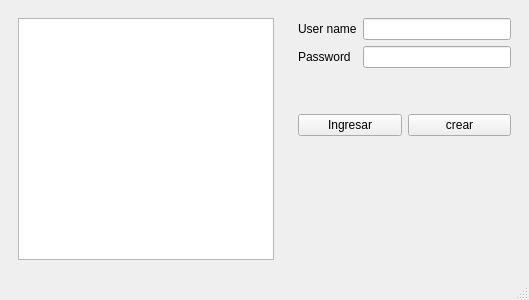
First picture: the form in Monster_Truck_PF/mainwindow.ui, repository sebastianzuluagac/Proyecto_final., before the edit.
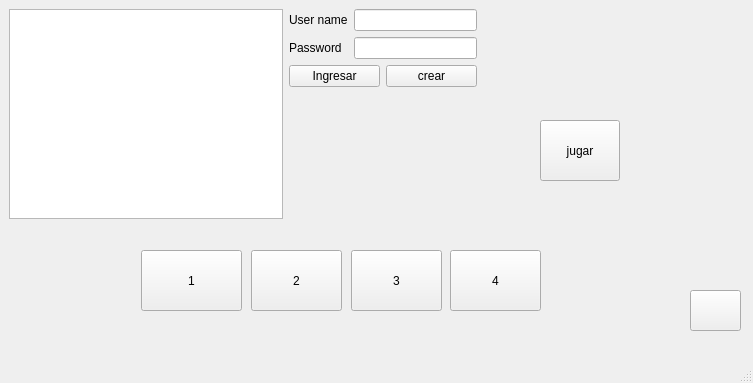
Second picture: the form after the edit. Icons and pictures are not drawn.

Commit message: Se organiza y se crean interfaces y se pone todo lo del escenario en terminos de la clase nivel

```diff
--- a/Monster_Truck_PF/mainwindow.ui
+++ b/Monster_Truck_PF/mainwindow.ui
@@ -6,26 +6,44 @@
    <rect>
     <x>0</x>
     <y>0</y>
-    <width>529</width>
-    <height>300</height>
+    <width>753</width>
+    <height>383</height>
    </rect>
   </property>
   <property name="windowTitle">
    <string>MainWindow</string>
   </property>
+  <property name="autoFillBackground">
+   <bool>false</bool>
+  </property>
+  <property name="dockOptions">
+   <set>QMainWindow::AllowNestedDocks|QMainWindow::AllowTabbedDocks|QMainWindow::AnimatedDocks</set>
+  </property>
   <widget class="QWidget" name="centralwidget">
-   <layout class="QGridLayout" name="gridLayout_2">
-    <item row="0" column="0">
      <widget class="QWidget" name="widget_2" native="true">
+    <property name="geometry">
+     <rect>
+      <x>9</x>
+      <y>9</y>
+      <width>274</width>
+      <height>210</height>
+     </rect>
+    </property>
       <layout class="QGridLayout" name="gridLayout_3">
        <item row="0" column="0">
         <widget class="QGraphicsView" name="escena"/>
        </item>
       </layout>
      </widget>
-    </item>
-    <item row="0" column="1">
-     <widget class="QWidget" name="widget" native="true">
+   <widget class="QWidget" name="inicio" native="true">
+    <property name="geometry">
+     <rect>
+      <x>289</x>
+      <y>9</y>
+      <width>188</width>
+      <height>120</height>
+     </rect>
+    </property>
       <layout class="QGridLayout" name="gridLayout">
        <item row="1" column="0">
         <widget class="QLabel" name="respuesta">
@@ -82,8 +100,114 @@
        </item>
       </layout>
      </widget>
-    </item>
-   </layout>
+   <widget class="QWidget" name="niveles" native="true">
+    <property name="geometry">
+     <rect>
+      <x>120</x>
+      <y>240</y>
+      <width>441</width>
+      <height>80</height>
+     </rect>
+    </property>
+    <widget class="QPushButton" name="nivel4">
+     <property name="geometry">
+      <rect>
+       <x>330</x>
+       <y>10</y>
+       <width>91</width>
+       <height>61</height>
+      </rect>
+     </property>
+     <property name="text">
+      <string>4</string>
+     </property>
+    </widget>
+    <widget class="QPushButton" name="nivel1">
+     <property name="geometry">
+      <rect>
+       <x>21</x>
+       <y>10</y>
+       <width>101</width>
+       <height>61</height>
+      </rect>
+     </property>
+     <property name="text">
+      <string>1</string>
+     </property>
+    </widget>
+    <widget class="QPushButton" name="nivel2">
+     <property name="geometry">
+      <rect>
+       <x>131</x>
+       <y>10</y>
+       <width>91</width>
+       <height>61</height>
+      </rect>
+     </property>
+     <property name="text">
+      <string>2</string>
+     </property>
+    </widget>
+    <widget class="QPushButton" name="nivel3">
+     <property name="geometry">
+      <rect>
+       <x>231</x>
+       <y>10</y>
+       <width>91</width>
+       <height>61</height>
+      </rect>
+     </property>
+     <property name="text">
+      <string>3</string>
+     </property>
+    </widget>
+   </widget>
+   <widget class="QPushButton" name="tienda">
+    <property name="geometry">
+     <rect>
+      <x>690</x>
+      <y>290</y>
+      <width>51</width>
+      <height>41</height>
+     </rect>
+    </property>
+    <property name="cursor">
+     <cursorShape>OpenHandCursor</cursorShape>
+    </property>
+    <property name="mouseTracking">
+     <bool>false</bool>
+    </property>
+    <property name="autoFillBackground">
+     <bool>false</bool>
+    </property>
+    <property name="text">
+     <string/>
+    </property>
+    <property name="icon">
+     <iconset>
+      <normalon>:/SPRITES_GAME/botones/compras1.webp</normalon>
+     </iconset>
+    </property>
+    <property name="iconSize">
+     <size>
+      <width>51</width>
+      <height>100</height>
+     </size>
+    </property>
+   </widget>
+   <widget class="QPushButton" name="jugar">
+    <property name="geometry">
+     <rect>
+      <x>540</x>
+      <y>120</y>
+      <width>80</width>
+      <height>61</height>
+     </rect>
+    </property>
+    <property name="text">
+     <string>jugar</string>
+    </property>
+   </widget>
   </widget>
   <widget class="QMenuBar" name="menubar">
    <property name="geometry">
```
Left out of the diff: 2 changed lines with no effect on the pictures. Lines whose indentation alone changed are shown as unchanged. The commit also changes 17 other files.
